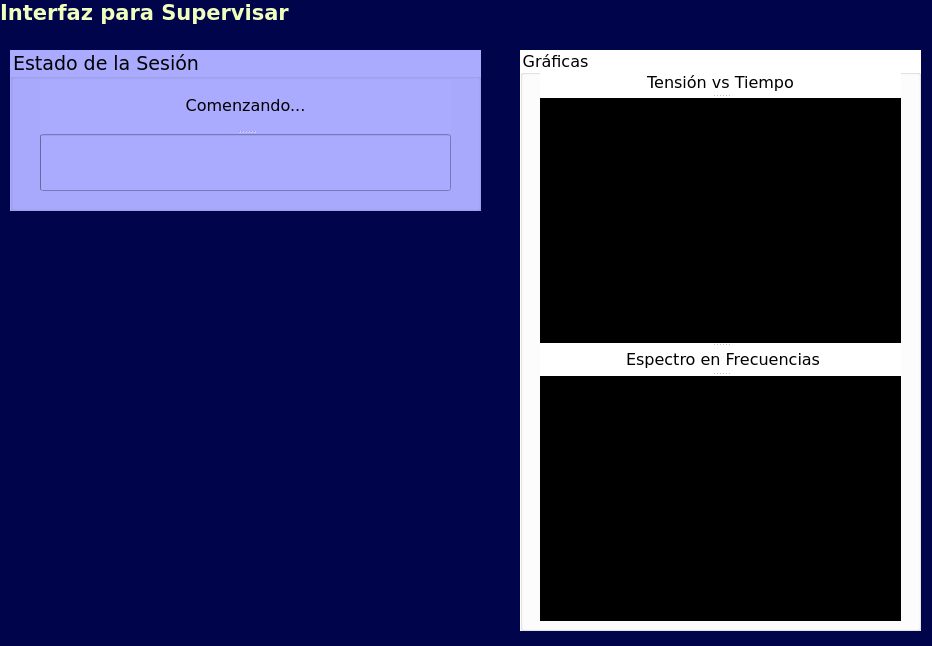
This is Desarrollo/PythonScripts/scripts/GUIModule/supervision.ui in lucasbaldezzari/bcihack2 as Qt 5 draws it before an edit. The edited form follows.
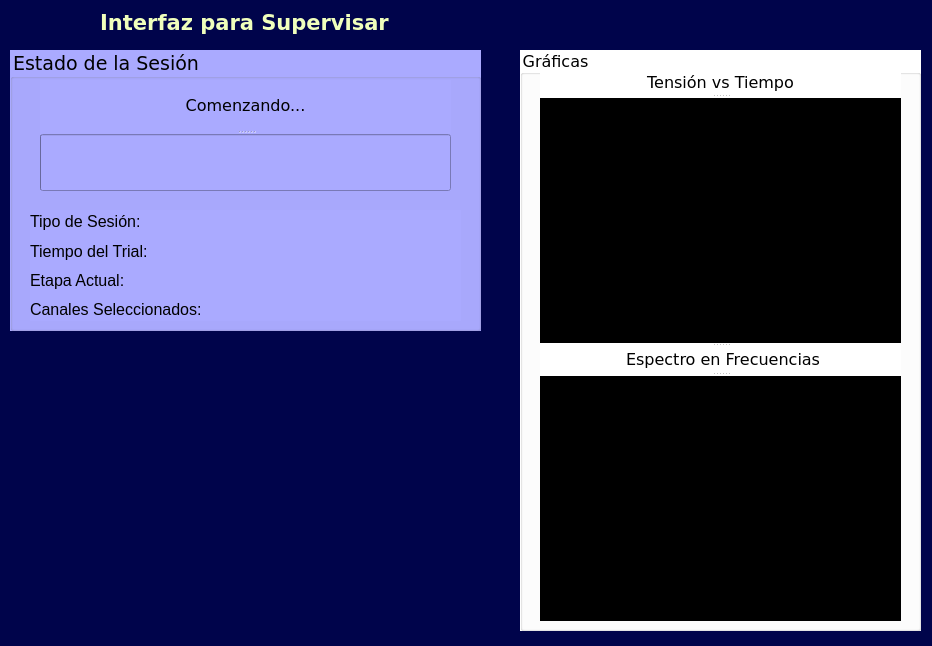
This is the edited form. Icons and pictures are not drawn. Custom widgets are drawn as their Qt base class.

Commit message: Se agrega atributo que verifica si la interfaz de configuración está siendo mostrada. Se agrega cruz para el momento de preparación del susuario. Se comenta (un poco) el código. Se cambia nombre de los scripts que contienen las interfaces. Se agregan espacios para la información de la sesión en la interfaz de supervisión

```diff
--- a/Desarrollo/PythonScripts/scripts/GUIModule/supervision.ui
+++ b/Desarrollo/PythonScripts/scripts/GUIModule/supervision.ui
@@ -24,7 +24,7 @@
    <property name="geometry">
     <rect>
      <x>160</x>
-     <y>370</y>
+     <y>400</y>
      <width>150</width>
      <height>173</height>
     </rect>
@@ -51,8 +51,8 @@
   <widget class="QLabel" name="label_orden_6">
    <property name="geometry">
     <rect>
-     <x>0</x>
-     <y>0</y>
+     <x>100</x>
+     <y>10</y>
      <width>289</width>
      <height>25</height>
     </rect>
@@ -162,7 +162,7 @@
      <x>10</x>
      <y>50</y>
      <width>471</width>
-     <height>161</height>
+     <height>281</height>
     </rect>
    </property>
    <property name="font">
@@ -224,33 +224,66 @@
      </property>
     </widget>
    </widget>
-  </widget>
-  <widget class="QLabel" name="label_accion">
+   <widget class="QWidget" name="">
    <property name="geometry">
     <rect>
-     <x>81</x>
-     <y>325</y>
-     <width>16</width>
-     <height>25</height>
-    </rect>
-   </property>
+      <x>20</x>
+      <y>160</y>
+      <width>431</width>
+      <height>111</height>
+     </rect>
+    </property>
+    <layout class="QVBoxLayout" name="verticalLayout">
+     <item>
+      <widget class="QLabel" name="label_sesion">
    <property name="font">
     <font>
-     <family>Verdana</family>
-     <pointsize>16</pointsize>
-     <weight>75</weight>
-     <bold>true</bold>
-    </font>
-   </property>
-   <property name="styleSheet">
-    <string notr="true">color: rgb(255, 255, 255);</string>
-   </property>
+         <pointsize>12</pointsize>
+        </font>
+       </property>
+       <property name="text">
+        <string>Tipo de Sesión:</string>
+       </property>
+      </widget>
+     </item>
+     <item>
+      <widget class="QLabel" name="label_trial">
+       <property name="font">
+        <font>
+         <pointsize>12</pointsize>
+        </font>
+       </property>
    <property name="text">
-    <string/>
-   </property>
-   <property name="alignment">
-    <set>Qt::AlignCenter</set>
-   </property>
+        <string>Tiempo del Trial:</string>
+       </property>
+      </widget>
+     </item>
+     <item>
+      <widget class="QLabel" name="label_etapa">
+       <property name="font">
+        <font>
+         <pointsize>12</pointsize>
+        </font>
+       </property>
+       <property name="text">
+        <string>Etapa Actual:</string>
+       </property>
+      </widget>
+     </item>
+     <item>
+      <widget class="QLabel" name="label_canal">
+       <property name="font">
+        <font>
+         <pointsize>12</pointsize>
+        </font>
+       </property>
+       <property name="text">
+        <string>Canales Seleccionados:</string>
+       </property>
+      </widget>
+     </item>
+    </layout>
+   </widget>
   </widget>
  </widget>
  <customwidgets>
```
Left out of the diff: 2 changed lines with no effect on the pictures. Lines whose indentation alone changed are shown as unchanged. The commit also changes 6 other files.
